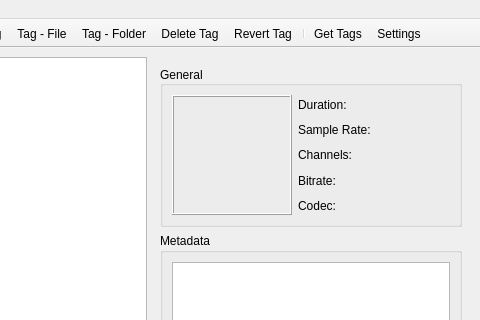
Old version of the form TikTag/TikTagGui/views/mainWindow.ui in the repository xsalon/TikTag-Music-Tagger; both pictures show x 480 to 960 and y 0 to 320 of the 960 by 763 pixel window.
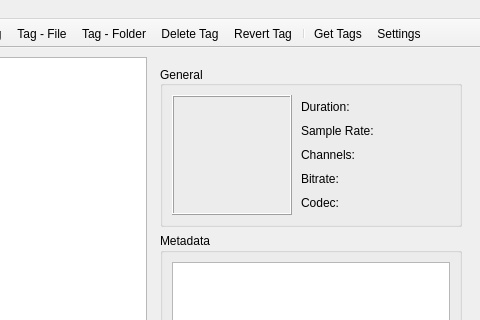
New version of the form. Icons and pictures are not drawn.

Patch:
```diff
--- a/TikTag/TikTagGui/views/mainWindow.ui
+++ b/TikTag/TikTagGui/views/mainWindow.ui
@@ -112,6 +112,9 @@
             <set>Qt::AlignLeading|Qt::AlignLeft|Qt::AlignVCenter</set>
            </property>
            <layout class="QGridLayout" name="gridLayout">
+            <property name="horizontalSpacing">
+             <number>9</number>
+            </property>
             <item row="0" column="0">
              <widget class="QLabel" name="albumArtLabel">
               <property name="sizePolicy">
```
